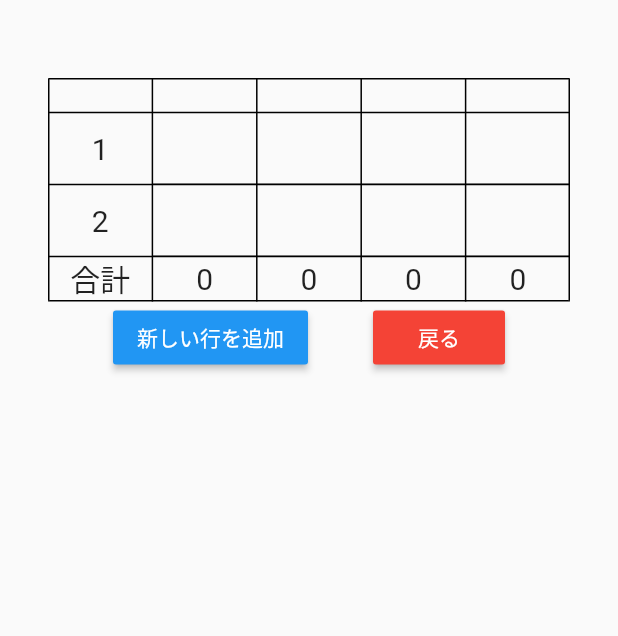
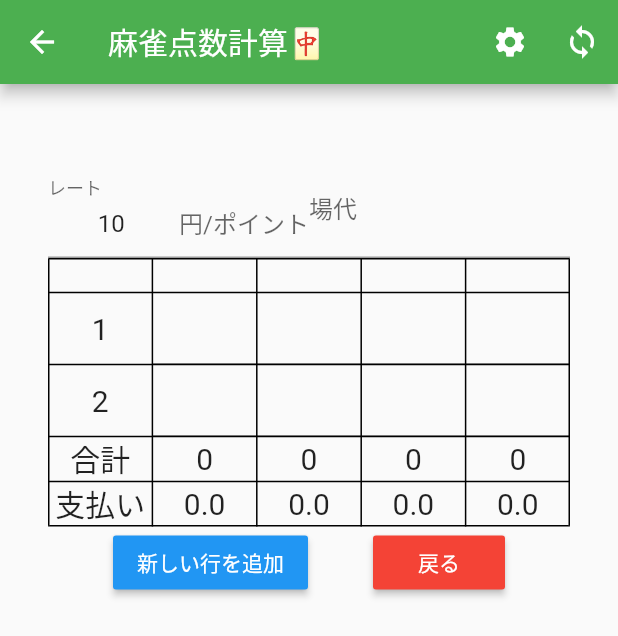
Before and after one commit to odmishien/my_first_flutter, a Flutter app: the ScoreForm screen opened by its route, on a phone screen of 412 x 824 dp. Shown: the top 636 px of the screen. Run offline on Flutter 3.47's test engine with Material 2 defaults, Android fonts, the phone set to English and light mode, and no system bars; missing offline and left inert: dart:ffi.

Commit message:
レートと場代が入る

```diff
--- a/lib/main.dart
+++ b/lib/main.dart
@@ -99,8 +99,19 @@ class _ScoreFormState extends State<ScoreForm> {
     for (int i = 0; i < 3; i++) InputScore(0, false)
   ];
 
+  int rate = 10;
+  int badai = 0;
+
   @override
   Widget build(BuildContext context) {
+    var player1Sum =
+        player1Scores.fold(0, (previous, current) => previous + current.score);
+    var player2Sum =
+        player2Scores.fold(0, (previous, current) => previous + current.score);
+    var player3Sum =
+        player3Scores.fold(0, (previous, current) => previous + current.score);
+    var player4Sum =
+        player4Scores.fold(0, (previous, current) => previous + current.score);
     final rows = <TableRow>[
       TableRow(
         children: [
@@ -192,32 +203,60 @@ class _ScoreFormState extends State<ScoreForm> {
         textAlign: TextAlign.center,
       ),
       Text(
-        player1Scores
-            .fold(0, (previous, current) => previous + current.score)
-            .toString(),
+        player1Sum.toString(),
         textAlign: TextAlign.center,
       ),
       Text(
-        player2Scores
-            .fold(0, (previous, current) => previous + current.score)
-            .toString(),
+        player2Sum.toString(),
         textAlign: TextAlign.center,
       ),
       Text(
-        player3Scores
-            .fold(0, (previous, current) => previous + current.score)
-            .toString(),
+        player3Sum.toString(),
         textAlign: TextAlign.center,
       ),
       Text(
-        player4Scores
-            .fold(0, (previous, current) => previous + current.score)
-            .toString(),
+        player4Sum.toString(),
+        textAlign: TextAlign.center,
+      ),
+    ]));
+    rows.add(TableRow(children: [
+      Text(
+        '支払い',
+        textAlign: TextAlign.center,
+      ),
+      Text(
+        ((player1Sum * rate) - (badai / 4)).toString(),
+        textAlign: TextAlign.center,
+      ),
+      Text(
+        ((player2Sum * rate) - (badai / 4)).toString(),
+        textAlign: TextAlign.center,
+      ),
+      Text(
+        ((player3Sum * rate) - (badai / 4)).toString(),
+        textAlign: TextAlign.center,
+      ),
+      Text(
+        ((player4Sum * rate) - (badai / 4)).toString(),
         textAlign: TextAlign.center,
       ),
     ]));
 
     return new Scaffold(
+        appBar: AppBar(
+          title: Text('麻雀点数計算🀄️'),
+          actions: <Widget>[
+            IconButton(
+              icon: Icon(Icons.settings),
+              onPressed: () {},
+            ),
+            IconButton(
+              icon: Icon(Icons.sync),
+              onPressed: () {},
+            )
+          ],
+          backgroundColor: Colors.green,
+        ),
         body: DefaultTextStyle.merge(
           style: TextStyle(
             fontSize: 20,
@@ -229,9 +268,44 @@ class _ScoreFormState extends State<ScoreForm> {
                 child: Column(
                   children: <Widget>[
                     SizedBox(height: 20),
+                    Center(
+                      child: Row(
+                        mainAxisAlignment: MainAxisAlignment.spaceEvenly,
+                        children: <Widget>[
+                          Flexible(
+                            child: TextFormField(
+                              initialValue: '10',
+                              decoration: InputDecoration(
+                                  labelText: "レート", suffixText: "円/ポイント"),
+                              textAlign: TextAlign.center,
+                              keyboardType: TextInputType.number,
+                              onChanged: (value) {
+                                setState(() {
+                                  this.rate = int.parse(value);
+                                });
+                              },
+                            ),
+                          ),
+                          Flexible(
+                            child: TextFormField(
+                              decoration: InputDecoration(
+                                  labelText: "場代", suffixText: "円"),
+                              textAlign: TextAlign.center,
+                              keyboardType: TextInputType.number,
+                              onChanged: (value) {
+                                setState(() {
+                                  this.badai = int.parse(value);
+                                });
+                              },
+                            ),
+                          )
+                        ],
+                      ),
+                    ),
                     Table(
                       border: TableBorder.all(),
-                  defaultVerticalAlignment: TableCellVerticalAlignment.middle,
+                      defaultVerticalAlignment:
+                          TableCellVerticalAlignment.middle,
                       children: rows,
                     ),
                     Center(
```
Lines whose indentation alone changed are shown as unchanged.
